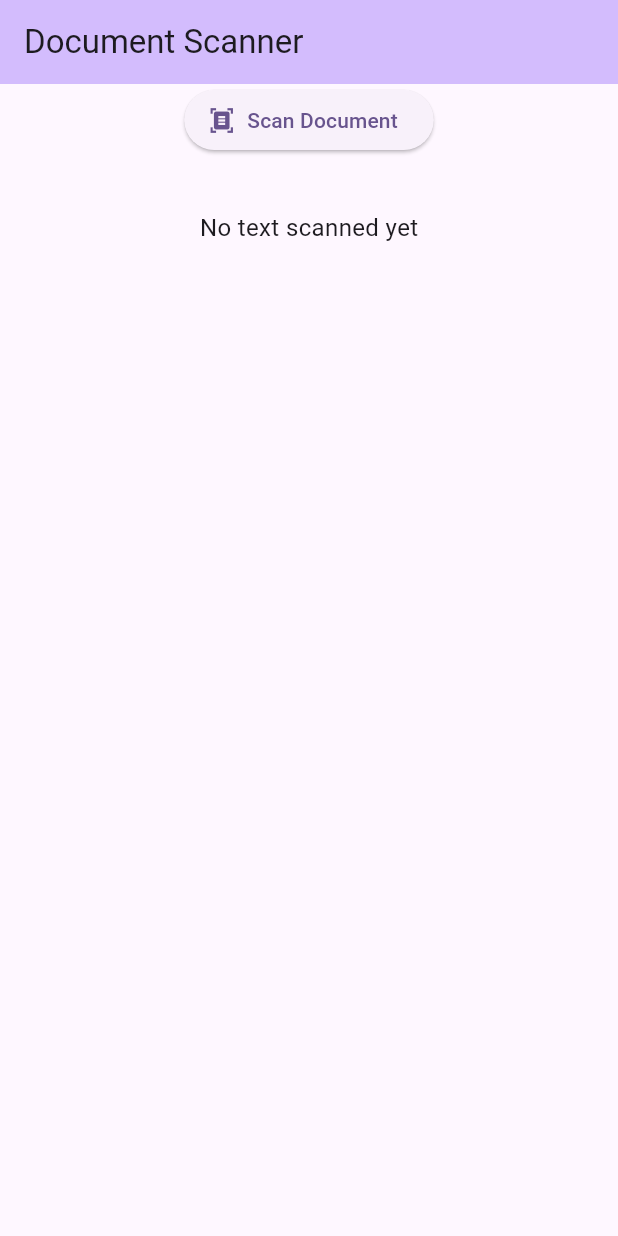
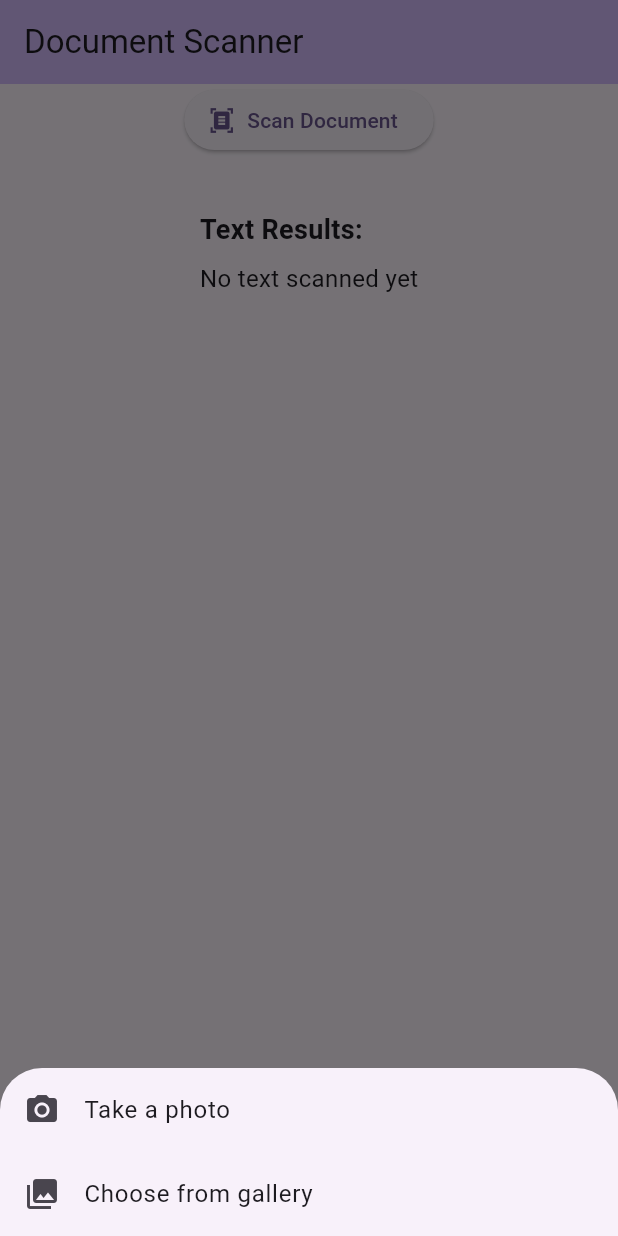
Before and after one commit to Muskan03X/scan, a Flutter app: the screen it shows after launch, after a tap on "Scan Document", on a phone screen of 412 x 824 dp. Run offline on Flutter 3.47's test engine with Material 3 defaults, Android fonts, the phone set to English and light mode, and no system bars; our stand-ins replace image_picker; missing offline and left inert: google_mlkit_text_recognition, simple_barcode_scanner.

Commit message:
ocr and barcode done separatly

```diff
--- a/lib/main.dart
+++ b/lib/main.dart
@@ -1,6 +1,7 @@
 import 'package:flutter/material.dart';
 import 'package:image_picker/image_picker.dart';
 import 'package:google_mlkit_text_recognition/google_mlkit_text_recognition.dart';
+import 'package:simple_barcode_scanner/simple_barcode_scanner.dart';
 import 'dart:io';
 
 void main() {
@@ -59,35 +60,73 @@ class MyHomePage extends StatefulWidget {
 
 class _MyHomePageState extends State<MyHomePage> {
   String scannedText = '';
+  String barcodeResult = '';
   bool isLoading = false;
 
-  Future<void> scanDocument() async {
+  Future<void> showImageSourceOptions() async {
+    showModalBottomSheet(
+      context: context,
+      builder: (BuildContext context) {
+        return SafeArea(
+          child: Column(
+            mainAxisSize: MainAxisSize.min,
+            children: <Widget>[
+              ListTile(
+                leading: const Icon(Icons.camera_alt),
+                title: const Text('Take a photo'),
+                onTap: () {
+                  Navigator.pop(context);
+                  pickAndScanImage(ImageSource.camera);
+                },
+              ),
+              ListTile(
+                leading: const Icon(Icons.photo_library),
+                title: const Text('Choose from gallery'),
+                onTap: () {
+                  Navigator.pop(context);
+                  pickAndScanImage(ImageSource.gallery);
+                },
+              ),
+            ],
+          ),
+        );
+      },
+    );
+  }
+
+  Future<void> pickAndScanImage(ImageSource source) async {
     setState(() {
       isLoading = true;
       scannedText = '';
+      barcodeResult = '';
     });
 
     try {
-      // Pick image from camera
+      // For Text Recognition
       final ImagePicker picker = ImagePicker();
-      final XFile? image = await picker.pickImage(source: ImageSource.camera);
+      final XFile? image = await picker.pickImage(source: source);
 
       if (image != null) {
-        // Create InputImage from file
+        // Text Recognition
         final inputImage = InputImage.fromFilePath(image.path);
-
-        // Initialize text recognizer
         final textRecognizer = TextRecognizer();
-
-        // Process image
         final RecognizedText recognizedText =
             await textRecognizer.processImage(inputImage);
+        textRecognizer.close();
 
-        // Release resources
-        textRecognizer.close();
+        // Barcode Scanning
+        var res = await Navigator.push(
+          context,
+          MaterialPageRoute(
+            builder: (context) => const SimpleBarcodeScannerPage(),
+          ),
+        );
 
         setState(() {
           scannedText = recognizedText.text;
+          if (res is String && res != "-1") {
+            barcodeResult = 'Barcode: $res';
+          }
           isLoading = false;
         });
       } else {
@@ -106,7 +145,7 @@ class _MyHomePageState extends State<MyHomePage> {
   @override
   Widget build(BuildContext context) {
     // This method is rerun every time setState is called, for instance as done
-    // by the scanDocument method above.
+    // by the pickAndScanImage method above.
     //
     // The Flutter framework has been optimized to make rerunning build methods
     // fast, so that you can just rebuild anything that needs updating rather
@@ -141,7 +180,7 @@ class _MyHomePageState extends State<MyHomePage> {
           mainAxisAlignment: MainAxisAlignment.center,
           children: <Widget>[
             ElevatedButton.icon(
-              onPressed: isLoading ? null : scanDocument,
+              onPressed: isLoading ? null : showImageSourceOptions,
               icon: const Icon(Icons.document_scanner),
               label: const Text('Scan Document'),
             ),
@@ -152,11 +191,39 @@ class _MyHomePageState extends State<MyHomePage> {
               Expanded(
                 child: SingleChildScrollView(
                   padding: const EdgeInsets.all(16),
-                  child: Text(
-                    scannedText.isEmpty
-                      ? 'No text scanned yet'
-                      : scannedText,
-                    style: const TextStyle(fontSize: 16),
+                  child: Column(
+                    crossAxisAlignment: CrossAxisAlignment.start,
+                    children: [
+                      if (barcodeResult.isNotEmpty) ...[
+                        const Text(
+                          'Barcode Results:',
+                          style: TextStyle(
+                            fontSize: 18,
+                            fontWeight: FontWeight.bold,
+                          ),
+                        ),
+                        const SizedBox(height: 8),
+                        Text(
+                          barcodeResult,
+                          style: const TextStyle(fontSize: 16),
+                        ),
+                        const Divider(height: 32),
+                      ],
+                      const Text(
+                        'Text Results:',
+                        style: TextStyle(
+                          fontSize: 18,
+                          fontWeight: FontWeight.bold,
+                        ),
+                      ),
+                      const SizedBox(height: 8),
+                      Text(
+                        scannedText.isEmpty
+                          ? 'No text scanned yet'
+                          : scannedText,
+                        style: const TextStyle(fontSize: 16),
+                      ),
+                    ],
                   ),
                 ),
               ),
--- a/pubspec.yaml
+++ b/pubspec.yaml
@@ -33,6 +33,9 @@ dependencies:
     sdk: flutter
   image_picker: ^1.0.7
   google_mlkit_text_recognition: ^0.11.0
+  barcode_scan2: ^4.3.0
+  mobile_scanner: ^3.5.6
+  simple_barcode_scanner: ^0.3.0
 
   # The following adds the Cupertino Icons font to your application.
   # Use with the CupertinoIcons class for iOS style icons.
```
Also changed, not shown: pubspec.lock, 3 other files.
